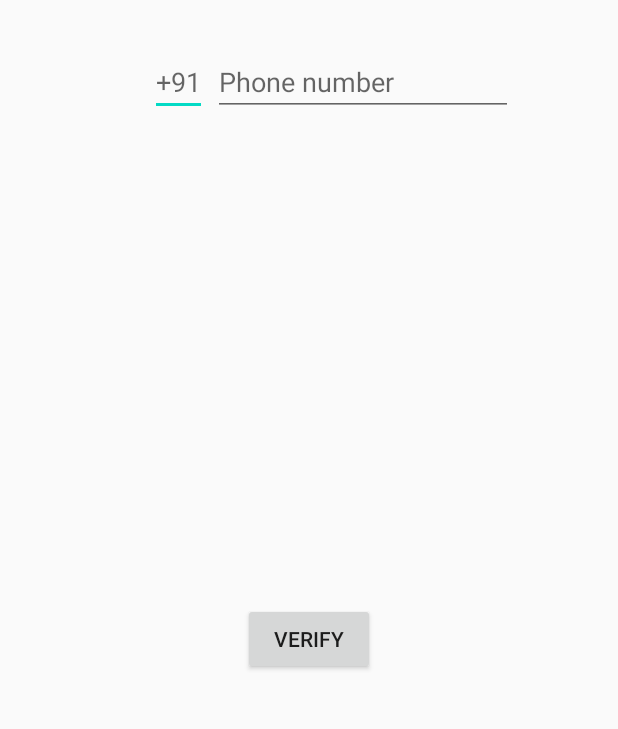
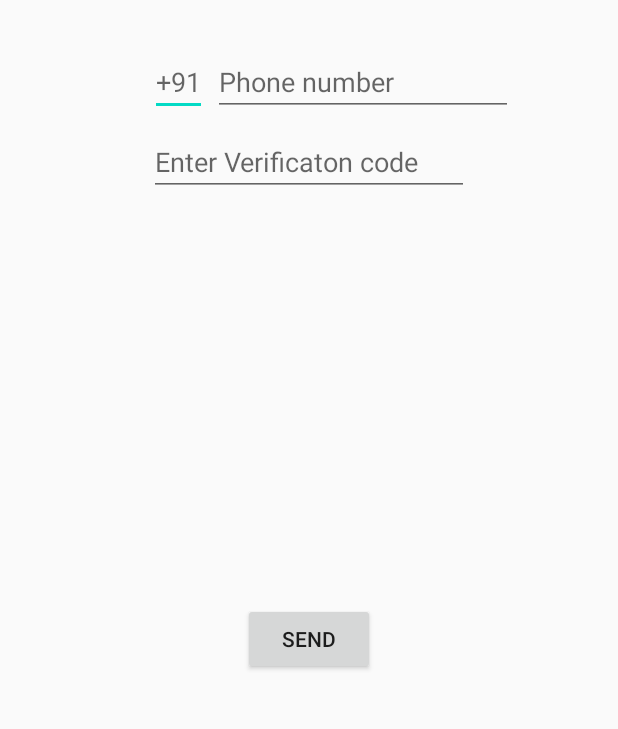
Before and after one commit to Amarendra2112/ChatBox, an Android app: the screen it shows after launch (PhoneAuth), on a phone screen of 412 x 824 dp, the part 111-840 px from its top. Run offline under Robolectric (Android 15) with nearby library versions, the phone set to English and light mode, and no system bars; our stand-ins replace Firebase (no records; nobody signed in at launch, a user with empty details on screens opened directly).

Commit message:
Firebase Auth is done with few fixes still to implement.

```diff
--- a/app/src/main/java/com/example/chatbox/PhoneLogin/PhoneAuth.java
+++ b/app/src/main/java/com/example/chatbox/PhoneLogin/PhoneAuth.java
@@ -1,22 +1,41 @@
 package com.example.chatbox.PhoneLogin;
 
+import androidx.annotation.NonNull;
 import androidx.appcompat.app.AppCompatActivity;
 
 import android.content.Intent;
 import android.os.Bundle;
+import android.util.Log;
 import android.view.View;
 import android.widget.Button;
 import android.widget.EditText;
 import android.widget.TextView;
+import android.widget.Toast;
 
 import com.example.chatbox.MainActivity;
 import com.example.chatbox.R;
+import com.google.android.gms.tasks.OnCompleteListener;
+import com.google.android.gms.tasks.Task;
+import com.google.firebase.FirebaseException;
+import com.google.firebase.auth.AuthResult;
+import com.google.firebase.auth.FirebaseAuth;
+import com.google.firebase.auth.FirebaseAuthInvalidCredentialsException;
+import com.google.firebase.auth.FirebaseUser;
+import com.google.firebase.auth.PhoneAuthCredential;
+import com.google.firebase.auth.PhoneAuthProvider;
+
+import java.util.concurrent.TimeUnit;
 
 public class PhoneAuth extends AppCompatActivity implements View.OnClickListener {
 
-    private TextView heading;
+    private TextView heading,code;
     private Button verify;
     private EditText countryCode,phnNumb;
+    private FirebaseAuth firebaseAuth;
+    FirebaseUser firebaseUser;
+    private PhoneAuthProvider.OnVerificationStateChangedCallbacks mCallBacks;
+    private String mVerificationCode;
+
     @Override
     protected void onCreate(Bundle savedInstanceState) {
         super.onCreate(savedInstanceState);
@@ -24,14 +43,90 @@ public class PhoneAuth extends AppCompatActivity implements View.OnClickListener
 
         heading = findViewById(R.id.VerificationText);
         verify = findViewById(R.id.SendCode);
+        verify.setText("send");
         countryCode = findViewById(R.id.CountryCode);
         phnNumb = findViewById(R.id.PhoneNumberUser);
+        code = findViewById(R.id.VerifyCode);
+        firebaseAuth = FirebaseAuth.getInstance();
+        firebaseUser = FirebaseAuth.getInstance().getCurrentUser();
+        if(mVerificationCode != null)
+        {
+            Intent intent = new Intent(this,MainActivity.class);
+
+        }
+
         verify.setOnClickListener(this);
+
+        mCallBacks = new PhoneAuthProvider.OnVerificationStateChangedCallbacks() {
+            @Override
+            public void onVerificationCompleted(@NonNull PhoneAuthCredential phoneAuthCredential) {
+                signInWithPhoneAuthCredential(phoneAuthCredential);
+                Log.d("Complete","It is getting completed");
+            }
+
+            @Override
+            public void onVerificationFailed(@NonNull FirebaseException e) {
+                Toast.makeText(getApplicationContext(),"Verification failed",Toast.LENGTH_SHORT).show();
+
+            }
+
+            @Override
+            public void onCodeSent(@NonNull String s, @NonNull PhoneAuthProvider.ForceResendingToken forceResendingToken) {
+                super.onCodeSent(s, forceResendingToken);
+                mVerificationCode = s;
+            }
+        };
     }
 
     @Override
     public void onClick(View v) {
-        Intent intent = new Intent(getApplicationContext(), MainActivity.class);
-        startActivity(intent);
+        if(verify.getText().toString() == "send")
+        {
+            String phone = countryCode.getText().toString() + phnNumb.getText().toString();
+            Log.d("Phone",phone);
+
+            PhoneAuthProvider.getInstance().verifyPhoneNumber(
+                    phone,        // Phone number to verify
+                    120,                 // Timeout duration
+                    TimeUnit.SECONDS,   // Unit of timeout
+                    this,               // Activity (for callback binding)
+                    mCallBacks);        // OnVerificationStateChangedCallbacks
+
+
+            verify.setText("verify");
+        }
+        else
+        {
+            verifyPhoneNumberWithCode(mVerificationCode,code.getText().toString());
+        }
     }
+
+
+
+    private void signInWithPhoneAuthCredential(PhoneAuthCredential credential) {
+        firebaseAuth.getInstance().signInWithCredential(credential)
+                .addOnCompleteListener(this, new OnCompleteListener<AuthResult>() {
+                    @Override
+                    public void onComplete(@NonNull Task<AuthResult> task) {
+                        if (task.isSuccessful()) {
+
+                            final FirebaseUser user = FirebaseAuth.getInstance().getCurrentUser();
+                            startActivity(new Intent(PhoneAuth.this, MainActivity.class));
+
+                        } else {
+
+                            if (task.getException() instanceof FirebaseAuthInvalidCredentialsException) {
+
+                            }
+                        }
+                    }
+                });
+    }
+
+    private void verifyPhoneNumberWithCode(String verificationId, String code) {
+
+        PhoneAuthCredential credential = PhoneAuthProvider.getCredential(verificationId, code);
+        signInWithPhoneAuthCredential(credential);
+    }
+
 }
--- a/app/src/main/res/layout/activity_phone_auth.xml
+++ b/app/src/main/res/layout/activity_phone_auth.xml
@@ -60,10 +60,23 @@
         android:layout_width="wrap_content"
         android:layout_height="wrap_content"
         android:layout_marginBottom="300dp"
-        android:text="Verify"
+        android:text="send"
         app:layout_constraintBottom_toBottomOf="parent"
         app:layout_constraintEnd_toEndOf="parent"
         app:layout_constraintHorizontal_bias="0.5"
         app:layout_constraintStart_toStartOf="parent" />
 
+    <EditText
+        android:id="@+id/VerifyCode"
+        android:layout_width="wrap_content"
+        android:layout_height="wrap_content"
+        android:layout_marginTop="8dp"
+        android:ems="10"
+        android:hint="Enter Verificaton code"
+        android:inputType="textPersonName"
+        app:layout_constraintEnd_toEndOf="parent"
+        app:layout_constraintHorizontal_bias="0.5"
+        app:layout_constraintStart_toStartOf="parent"
+        app:layout_constraintTop_toBottomOf="@+id/PhoneNumberUser" />
+
 </androidx.constraintlayout.widget.ConstraintLayout>
```
